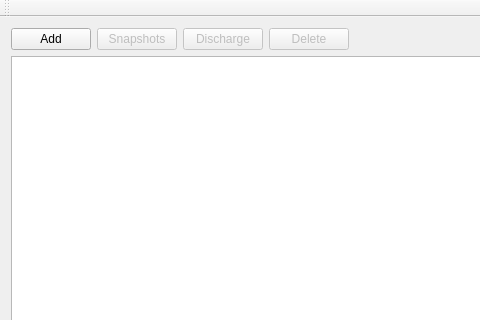
The window that res/main_window.ui (ewoxej/qtdbase) describes before a commit, drawn with Qt 5; both pictures show x 0 to 480 and y 0 to 320 of the 893 by 570 pixel window.
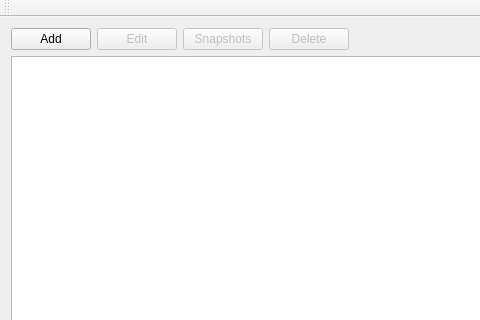
The same window after the commit.

Patch:
```diff
--- a/res/main_window.ui
+++ b/res/main_window.ui
@@ -28,22 +28,22 @@
        </widget>
       </item>
       <item>
-       <widget class="QPushButton" name="btnSnap">
+       <widget class="QPushButton" name="btnEdit">
         <property name="enabled">
          <bool>false</bool>
         </property>
         <property name="text">
-         <string>Snapshots</string>
+         <string>Edit</string>
         </property>
        </widget>
       </item>
       <item>
-       <widget class="QPushButton" name="btnDischarge">
+       <widget class="QPushButton" name="btnSnap">
         <property name="enabled">
          <bool>false</bool>
         </property>
         <property name="text">
-         <string>Discharge</string>
+         <string>Snapshots</string>
         </property>
        </widget>
       </item>
```
